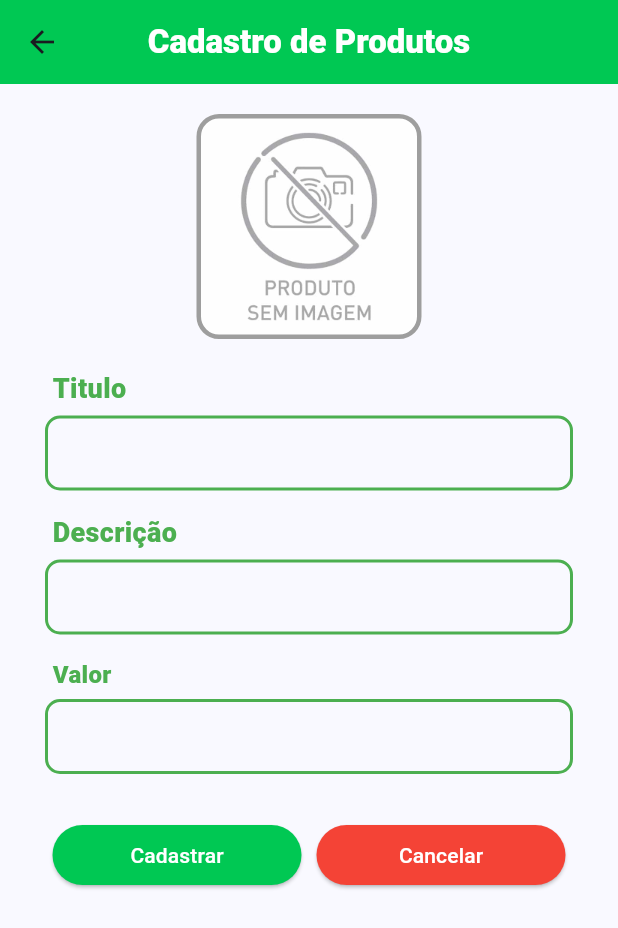
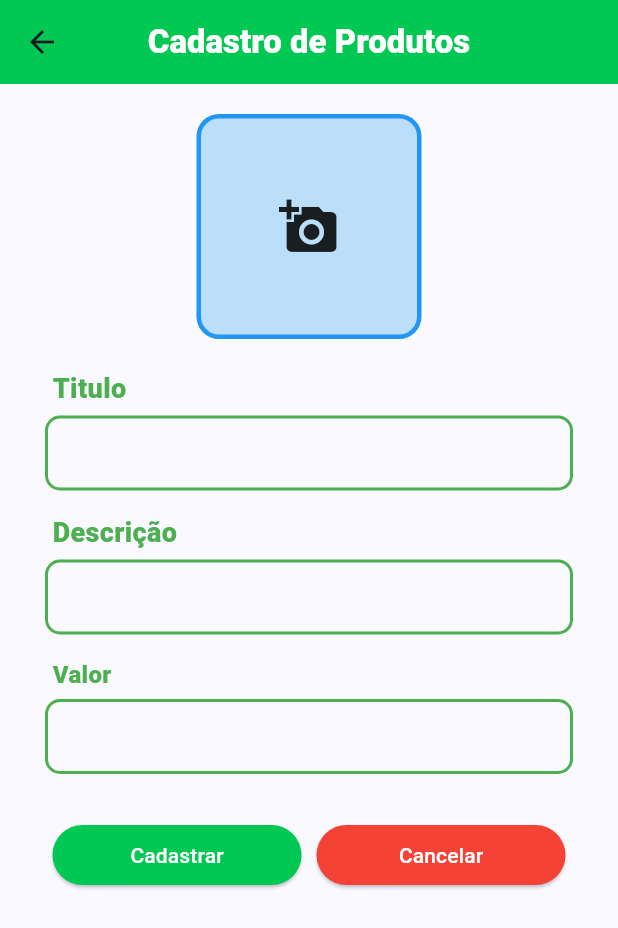
Before and after one commit to Hugo-Machado02/app_ecommerce, a Flutter app: the screen it shows after launch, after a tap on the "add" icon, on a phone screen of 412 x 824 dp. Shown: the top 928 px of the screen. Run offline on Flutter 3.47's test engine with Material 3 defaults, Android fonts, the phone set to English and light mode, and no system bars; our stand-ins replace image_picker.

```diff
--- a/lib/main.dart
+++ b/lib/main.dart
@@ -8,7 +8,6 @@ void main() {
 class MyApp extends StatelessWidget {
   const MyApp({super.key});
 
-  // This widget is the root of your application.
   @override
   Widget build(BuildContext context) {
     return MaterialApp(
--- a/lib/models/product.dart
+++ b/lib/models/product.dart
@@ -1,23 +1,36 @@
-import 'package:uuid/uuid.dart';
-
-const Uuid _idGenerator = Uuid();
+import 'dart:io';
+import 'package:flutter/material.dart';
 
 class Product {
-  final String _id;
-  String _title;
-  String _description;
-  double _price;
+  int? _id;
+  late String _title;
+  late String _description;
+  late double _price;
+  File? _imageProduct;
 
-  Product({
-    required String title,
-    required String description,
-    required double price,
-  }) : _id = _idGenerator.v4(),
-       _title = title,
-       _description = description,
-       _price = price;
+  Product(this._title, this._description, this._price, this._imageProduct);
 
-  String get id {
+  Product.fromMap(Map map) {
+    this._id = map['id'];
+    this._description = map['description'];
+    this._price = map['price'];
+    this._imageProduct = map['imageProduct'] != ""
+        ? File(map['imageProduct'])
+        : null;
+  }
+
+  Map<String, dynamic> toMap() {
+    Map<String, dynamic> map = {
+      'title': _title,
+      'description': _description,
+      'price': _price,
+      'imageProduct': _imageProduct != null ? _imageProduct!.path : "",
+    };
+
+    return map;
+  }
+
+  int? get id {
     return _id;
   }
 
@@ -48,4 +61,16 @@ class Product {
   set price(double price) {
     _price = price;
   }
+
+  File? get imageProduct {
+    return _imageProduct;
+  }
+
+  set imageProduct(File? imageProduct) {
+    _imageProduct = imageProduct;
+  }
+
+  String toString() {
+    return "Product(id: $_id, title: $_title, description: $_description, price: $_price, imageProduct: $_imageProduct)";
+  }
 }
--- a/lib/products_operation.dart
+++ b/lib/products_operation.dart
@@ -1,6 +1,9 @@
+import 'dart:io';
 import 'package:flutter/material.dart';
 import 'package:flutter/services.dart';
 import 'package:app_ecommerce/models/product.dart';
+import 'package:image_picker/image_picker.dart';
+import 'package:path_provider/path_provider.dart';
 
 class productOperation extends StatefulWidget {
   Product? product;
@@ -15,6 +18,9 @@ class _productOperationState extends State<productOperation> {
   final TextEditingController _descriptionController = TextEditingController();
   final TextEditingController _priceController = TextEditingController();
   final _formkey = GlobalKey<FormState>();
+  final ImagePicker _imgProduto = ImagePicker();
+
+  File? _imageProduct;
 
   @override
   void initState() {
@@ -23,6 +29,7 @@ class _productOperationState extends State<productOperation> {
       _titleController.text = widget.product!.title;
       _descriptionController.text = widget.product!.description;
       _priceController.text = widget.product!.price.toString();
+      _imageProduct = widget.product!.imageProduct;
     }
   }
 
@@ -35,7 +42,7 @@ class _productOperationState extends State<productOperation> {
       child: Scaffold(
         appBar: AppBar(
           title: Text(
-            "Cadastro de Produtos",
+            widget.product != null ? "Editar Produto" : "Cadastro de Produtos",
             style: TextStyle(color: Colors.white, fontWeight: FontWeight.w900),
           ),
           backgroundColor: widget.product != null
@@ -50,17 +57,42 @@ class _productOperationState extends State<productOperation> {
               children: [
                 Container(
                   margin: EdgeInsets.all(20),
-                  child: Container(
-                    width: 150,
-                    height: 150,
-                    decoration: BoxDecoration(
-                      borderRadius: BorderRadius.circular(15.0),
-                      border: Border.all(color: Colors.grey, width: 3),
-                      image: DecorationImage(
-                        image: AssetImage("images/sem_foto.jpg"),
-                        fit: BoxFit
-                            .cover, // Para a imagem preencher o espaço sem distorcer
+                  child: GestureDetector(
+                    onTap: () async {
+                      final XFile? pickedFile = await _imgProduto.pickImage(
+                        source: ImageSource.camera,
+                      );
+                      if (pickedFile != null) {
+                        final File imagePicked = File(pickedFile.path);
+                        Directory dir =
+                            await getApplicationDocumentsDirectory();
+                        String localPath = dir.path;
+                        String idImage = UniqueKey().toString();
+                        final File pathImageSave = await imagePicked.copy(
+                          "$localPath/img_$idImage.png",
+                        );
+                        setState(() {
+                          _imageProduct = pathImageSave;
+                        });
+                      }
+                    },
+                    child: Container(
+                      width: 150,
+                      height: 150,
+                      decoration: BoxDecoration(
+                        color: Colors.blue[100],
+                        borderRadius: BorderRadius.circular(15.0),
+                        border: Border.all(color: Colors.blue, width: 3),
                       ),
+                      child: _imageProduct != null
+                          ? Image.file(
+                              _imageProduct!,
+                              fit: BoxFit
+                                  .cover, // Controla o "fix" (ajuste da imagem)
+                              width: 150,
+                              height: 150,
+                            )
+                          : Icon(Icons.add_a_photo, size: 40),
                     ),
                   ),
                 ),
@@ -106,21 +138,15 @@ class _productOperationState extends State<productOperation> {
                                   ? Colors.blueAccent
                                   : Colors.green,
                               width: 2.5,
-                            ), // Borda quando está focado
+                            ),
                           ),
                           errorBorder: OutlineInputBorder(
                             borderRadius: BorderRadius.circular(10),
-                            borderSide: BorderSide(
-                              color: Colors.red,
-                              width: 2,
-                            ), // Borda quando está focado
+                            borderSide: BorderSide(color: Colors.red, width: 2),
                           ),
                           focusedErrorBorder: OutlineInputBorder(
                             borderRadius: BorderRadius.circular(10),
-                            borderSide: BorderSide(
-                              color: Colors.red,
-                              width: 3,
-                            ), // Borda quando está focado
+                            borderSide: BorderSide(color: Colors.red, width: 3),
                           ),
                         ),
                         style: TextStyle(color: Colors.black, fontSize: 12),
@@ -176,21 +202,15 @@ class _productOperationState extends State<productOperation> {
                                   ? Colors.blueAccent
                                   : Colors.green,
                               width: 2.5,
-                            ), // Borda quando está focado
+                            ),
                           ),
                           errorBorder: OutlineInputBorder(
                             borderRadius: BorderRadius.circular(10),
-                            borderSide: BorderSide(
-                              color: Colors.red,
-                              width: 2,
-                            ), // Borda quando está focado
+                            borderSide: BorderSide(color: Colors.red, width: 2),
                           ),
                           focusedErrorBorder: OutlineInputBorder(
                             borderRadius: BorderRadius.circular(10),
-                            borderSide: BorderSide(
-                              color: Colors.red,
-                              width: 3,
-                            ), // Borda quando está focado
+                            borderSide: BorderSide(color: Colors.red, width: 3),
                           ),
                         ),
                         style: TextStyle(color: Colors.black, fontSize: 12),
@@ -259,7 +279,7 @@ class _productOperationState extends State<productOperation> {
                                   ? Colors.blueAccent
                                   : Colors.green,
                               width: 3,
-                            ), // Borda quando está focado
+                            ),
                           ),
                         ),
                         style: TextStyle(color: Colors.black, fontSize: 12),
@@ -297,19 +317,20 @@ class _productOperationState extends State<productOperation> {
                                   title: _titleController.text,
                                   description: _descriptionController.text,
                                   price: priceValid,
+                                  imageProduct: _imageProduct,
                                 );
 
                                 Navigator.pop(context, newProduct);
                               }
                             },
-                            child: Text(
-                              widget.product != null ? "Editar" : "Cadastrar",
-                            ),
                             style: ElevatedButton.styleFrom(
                               backgroundColor: widget.product != null
                                   ? Colors.blueAccent
                                   : Colors.greenAccent[700],
                               foregroundColor: Colors.white,
+                            ),
+                            child: Text(
+                              widget.product != null ? "Editar" : "Cadastrar",
                             ),
                           ),
                         ),
--- a/pubspec.yaml
+++ b/pubspec.yaml
@@ -34,7 +34,9 @@ dependencies:
   # The following adds the Cupertino Icons font to your application.
   # Use with the CupertinoIcons class for iOS style icons.
   cupertino_icons: ^1.0.8
-  uuid: ^4.3.0
+  image_picker: ^1.2.1
+  path_provider: ^2.1.5
+  sqflite: ^2.4.2
 
 dev_dependencies:
   flutter_test:
```
Also changed, not shown: lib/products_list.dart (+5 -23 lines), lib/shared/itemProduct.dart (+8 -2 lines), pubspec.lock, 5 other files.
